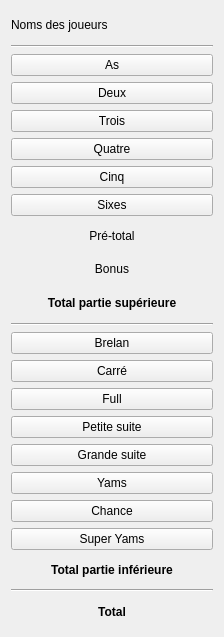
Qt form src/QPlayerGridsWidget.ui (corentin703/Yams) before a commit.
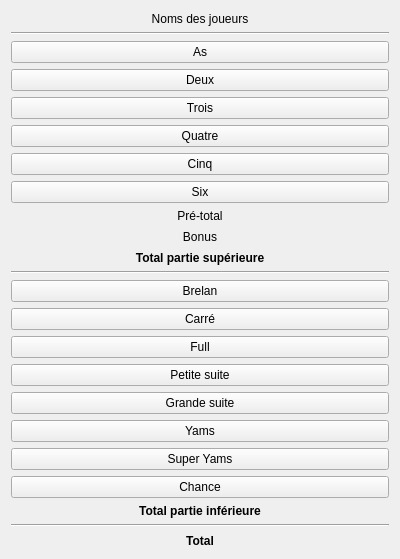
The same form after that commit.

```diff
--- a/src/QPlayerGridsWidget.ui
+++ b/src/QPlayerGridsWidget.ui
@@ -2,202 +2,200 @@
 <ui version="4.0">
  <class>QPlayerGridsWidget</class>
  <widget class="QWidget" name="QPlayerGridsWidget">
-  <property name="enabled">
-   <bool>true</bool>
-  </property>
   <property name="geometry">
    <rect>
     <x>0</x>
     <y>0</y>
-    <width>224</width>
-    <height>637</height>
+    <width>400</width>
+    <height>559</height>
    </rect>
   </property>
   <property name="windowTitle">
    <string>QPlayerGridsWidget</string>
   </property>
-  <layout class="QHBoxLayout" name="horizontalLayout">
-   <item>
-    <layout class="QVBoxLayout" name="verticalLayout">
-     <item>
-      <widget class="QLabel" name="lnlPlayerName">
-       <property name="text">
-        <string>Noms des joueurs</string>
-       </property>
-      </widget>
-     </item>
-     <item>
-      <widget class="Line" name="line_3">
+  <layout class="QGridLayout" name="gridLayout">
+   <item row="11" column="0">
+    <widget class="Line" name="lineSup">
        <property name="orientation">
         <enum>Qt::Horizontal</enum>
        </property>
       </widget>
      </item>
-     <item>
-      <widget class="QPushButton" name="btnAces">
-       <property name="text">
-        <string>As</string>
-       </property>
-      </widget>
-     </item>
-     <item>
+   <item row="3" column="0">
       <widget class="QPushButton" name="btnTwos">
        <property name="text">
         <string>Deux</string>
        </property>
       </widget>
      </item>
-     <item>
-      <widget class="QPushButton" name="btnThrees">
-       <property name="text">
-        <string>Trois</string>
-       </property>
-      </widget>
-     </item>
-     <item>
-      <widget class="QPushButton" name="btnFours">
-       <property name="text">
-        <string>Quatre</string>
-       </property>
-      </widget>
-     </item>
-     <item>
+   <item row="6" column="0">
       <widget class="QPushButton" name="btnFives">
        <property name="text">
         <string>Cinq</string>
        </property>
       </widget>
      </item>
-     <item>
-      <widget class="QPushButton" name="btnSixes">
+   <item row="0" column="0">
+    <widget class="QLabel" name="lnlPlayerName">
        <property name="text">
-        <string>Sixes</string>
-       </property>
-      </widget>
-     </item>
-     <item>
-      <widget class="QLabel" name="lblPreTotal">
-       <property name="text">
-        <string>Pré-total</string>
-       </property>
+      <string>Noms des joueurs</string>
+     </property>
        <property name="alignment">
         <set>Qt::AlignCenter</set>
        </property>
       </widget>
      </item>
-     <item>
-      <widget class="QLabel" name="lblBonus">
+   <item row="18" column="0">
+    <widget class="QPushButton" name="btnSuperYams">
        <property name="text">
-        <string>Bonus</string>
-       </property>
-       <property name="alignment">
-        <set>Qt::AlignCenter</set>
-       </property>
-      </widget>
-     </item>
-     <item>
-      <widget class="QLabel" name="lblSupTotal">
-       <property name="font">
-        <font>
-         <weight>75</weight>
-         <bold>true</bold>
-        </font>
-       </property>
+      <string>Super Yams</string>
+     </property>
+    </widget>
+   </item>
+   <item row="19" column="0">
+    <widget class="QPushButton" name="btnChance">
        <property name="text">
-        <string>Total partie supérieure</string>
-       </property>
-       <property name="alignment">
-        <set>Qt::AlignCenter</set>
-       </property>
-      </widget>
-     </item>
-     <item>
-      <widget class="Line" name="line">
-       <property name="orientation">
-        <enum>Qt::Horizontal</enum>
-       </property>
-      </widget>
-     </item>
-     <item>
-      <widget class="QPushButton" name="btnBrelan">
-       <property name="text">
-        <string>Brelan</string>
-       </property>
-      </widget>
-     </item>
-     <item>
-      <widget class="QPushButton" name="btnCarre">
-       <property name="text">
-        <string>Carré</string>
-       </property>
-      </widget>
-     </item>
-     <item>
-      <widget class="QPushButton" name="btnFull">
-       <property name="text">
-        <string>Full</string>
-       </property>
-      </widget>
-     </item>
-     <item>
+      <string>Chance</string>
+     </property>
+    </widget>
+   </item>
+   <item row="15" column="0">
       <widget class="QPushButton" name="btnSmallStraight">
        <property name="text">
         <string>Petite suite</string>
        </property>
       </widget>
      </item>
-     <item>
+   <item row="4" column="0">
+    <widget class="QPushButton" name="btnThrees">
+     <property name="text">
+      <string>Trois</string>
+     </property>
+    </widget>
+   </item>
+   <item row="20" column="0">
+    <widget class="QLabel" name="lblInfTotal">
+     <property name="font">
+      <font>
+       <weight>75</weight>
+       <bold>true</bold>
+      </font>
+     </property>
+     <property name="text">
+      <string>Total partie inférieure</string>
+     </property>
+     <property name="alignment">
+      <set>Qt::AlignCenter</set>
+     </property>
+    </widget>
+   </item>
+   <item row="14" column="0">
+    <widget class="QPushButton" name="btnFull">
+     <property name="text">
+      <string>Full</string>
+     </property>
+    </widget>
+   </item>
+   <item row="12" column="0">
+    <widget class="QPushButton" name="btnBrelan">
+     <property name="text">
+      <string>Brelan</string>
+     </property>
+    </widget>
+   </item>
+   <item row="9" column="0">
+    <widget class="QLabel" name="lblBonus">
+     <property name="text">
+      <string>Bonus</string>
+     </property>
+     <property name="alignment">
+      <set>Qt::AlignCenter</set>
+     </property>
+    </widget>
+   </item>
+   <item row="7" column="0">
+    <widget class="QPushButton" name="btnSixes">
+     <property name="text">
+      <string>Six</string>
+     </property>
+    </widget>
+   </item>
+   <item row="16" column="0">
       <widget class="QPushButton" name="btnLargeStraight">
        <property name="text">
         <string>Grande suite</string>
        </property>
       </widget>
      </item>
-     <item>
+   <item row="13" column="0">
+    <widget class="QPushButton" name="btnCarre">
+     <property name="text">
+      <string>Carré</string>
+     </property>
+    </widget>
+   </item>
+   <item row="10" column="0">
+    <widget class="QLabel" name="lblSupTotal">
+     <property name="font">
+      <font>
+       <weight>75</weight>
+       <bold>true</bold>
+      </font>
+     </property>
+     <property name="text">
+      <string>Total partie supérieure</string>
+     </property>
+     <property name="alignment">
+      <set>Qt::AlignCenter</set>
+     </property>
+    </widget>
+   </item>
+   <item row="2" column="0">
+    <widget class="QPushButton" name="btnAces">
+     <property name="text">
+      <string>As</string>
+     </property>
+    </widget>
+   </item>
+   <item row="8" column="0">
+    <widget class="QLabel" name="lblPreTotal">
+     <property name="text">
+      <string>Pré-total</string>
+     </property>
+     <property name="alignment">
+      <set>Qt::AlignCenter</set>
+     </property>
+    </widget>
+   </item>
+   <item row="21" column="0">
+    <widget class="Line" name="lineInf">
+     <property name="orientation">
+      <enum>Qt::Horizontal</enum>
+     </property>
+    </widget>
+   </item>
+   <item row="1" column="0">
+    <widget class="Line" name="linePlayerName">
+     <property name="orientation">
+      <enum>Qt::Horizontal</enum>
+     </property>
+    </widget>
+   </item>
+   <item row="5" column="0">
+    <widget class="QPushButton" name="btnFours">
+     <property name="text">
+      <string>Quatre</string>
+     </property>
+    </widget>
+   </item>
+   <item row="17" column="0">
       <widget class="QPushButton" name="btnYams">
        <property name="text">
         <string>Yams</string>
        </property>
       </widget>
      </item>
-     <item>
-      <widget class="QPushButton" name="btnChance">
-       <property name="text">
-        <string>Chance</string>
-       </property>
-      </widget>
-     </item>
-     <item>
-      <widget class="QPushButton" name="btnSuperYams">
-       <property name="text">
-        <string>Super Yams</string>
-       </property>
-      </widget>
-     </item>
-     <item>
-      <widget class="QLabel" name="lblInfTotal">
-       <property name="font">
-        <font>
-         <weight>75</weight>
-         <bold>true</bold>
-        </font>
-       </property>
-       <property name="text">
-        <string>Total partie inférieure</string>
-       </property>
-       <property name="alignment">
-        <set>Qt::AlignCenter</set>
-       </property>
-      </widget>
-     </item>
-     <item>
-      <widget class="Line" name="line_2">
-       <property name="orientation">
-        <enum>Qt::Horizontal</enum>
-       </property>
-      </widget>
-     </item>
-     <item>
+   <item row="22" column="0">
       <widget class="QLabel" name="lblTotal">
        <property name="font">
         <font>
@@ -214,10 +212,7 @@
       </widget>
      </item>
     </layout>
-   </item>
-  </layout>
  </widget>
- <layoutdefault spacing="6" margin="11"/>
  <resources/>
  <connections/>
 </ui>
```
Lines whose indentation alone changed are shown as unchanged.
